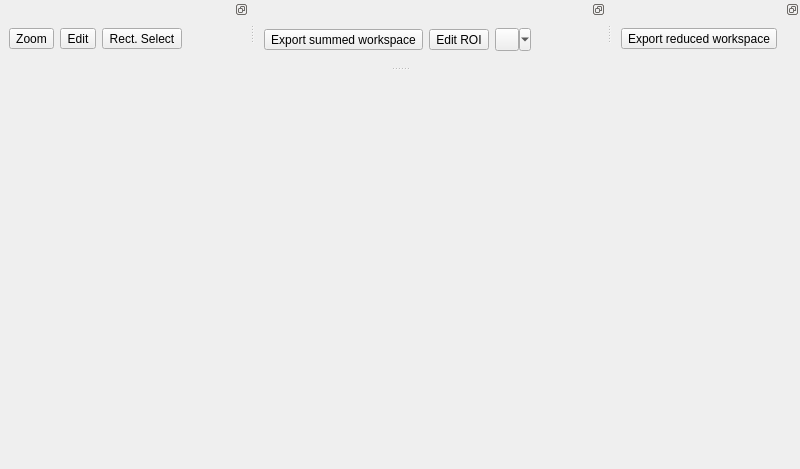
Old version of the form qt/scientific_interfaces/ISISReflectometry/GUI/Preview/PreviewDockedWidgets.ui in the repository mantidproject/mantid.
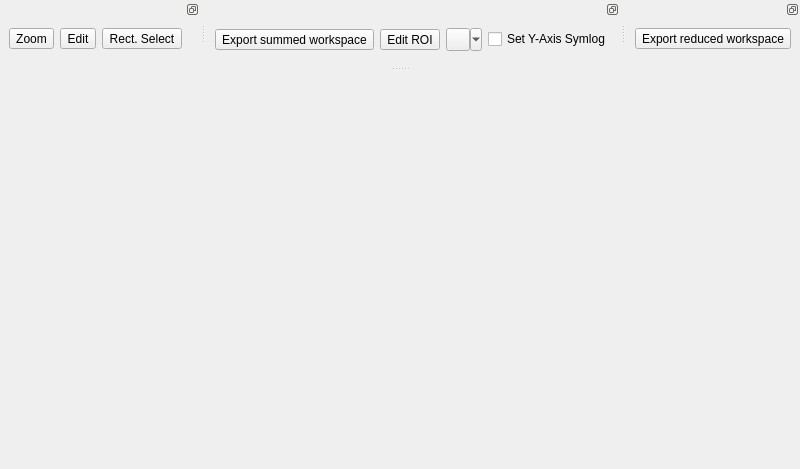
New version of the form. Custom widgets are drawn as their Qt base class.

Commit message: Added the checkbox to toggle the Y axis scale in the Reflectometry GUI

```diff
--- a/qt/scientific_interfaces/ISISReflectometry/GUI/Preview/PreviewDockedWidgets.ui
+++ b/qt/scientific_interfaces/ISISReflectometry/GUI/Preview/PreviewDockedWidgets.ui
@@ -157,6 +157,16 @@
            </property>
           </spacer>
          </item>
+         <item>
+            <widget class="QCheckBox" name="set_yaxis_symlog_checkbox">
+                <property name="text">
+                    <string>Set Y-Axis Symlog</string>
+                </property>
+                <property name="checked">
+                    <bool>false</bool>
+                </property>
+            </widget>
+         </item>
         </layout>
        </item>
        <item>
```
The commit also changes 5 other files.
